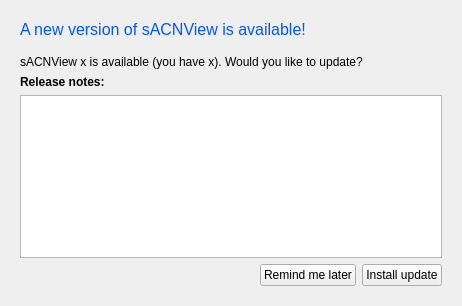
Above: ui/newversiondialog.ui from docsteer/sacnview before the change. Below: the same form after it.
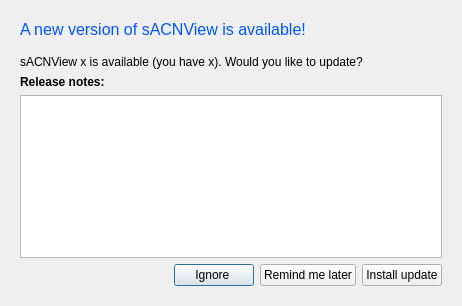
That is the form after the change. The open tabs and pages were chosen to show the change.

```diff
--- a/ui/newversiondialog.ui
+++ b/ui/newversiondialog.ui
@@ -95,6 +95,16 @@
            </property>
           </spacer>
          </item>
+         <item>
+          <widget class="QPushButton" name="btnIgnore">
+           <property name="toolTip">
+            <string>&lt;html&gt;&lt;head/&gt;&lt;body&gt;&lt;p&gt;Ignore this version and don't remind me again&lt;/p&gt;&lt;/body&gt;&lt;/html&gt;</string>
+           </property>
+           <property name="text">
+            <string>Ignore </string>
+           </property>
+          </widget>
+         </item>
          <item>
           <widget class="QPushButton" name="btnLater">
            <property name="focusPolicy">
```
Left out of the diff: 9 changed lines with no effect on the pictures.
